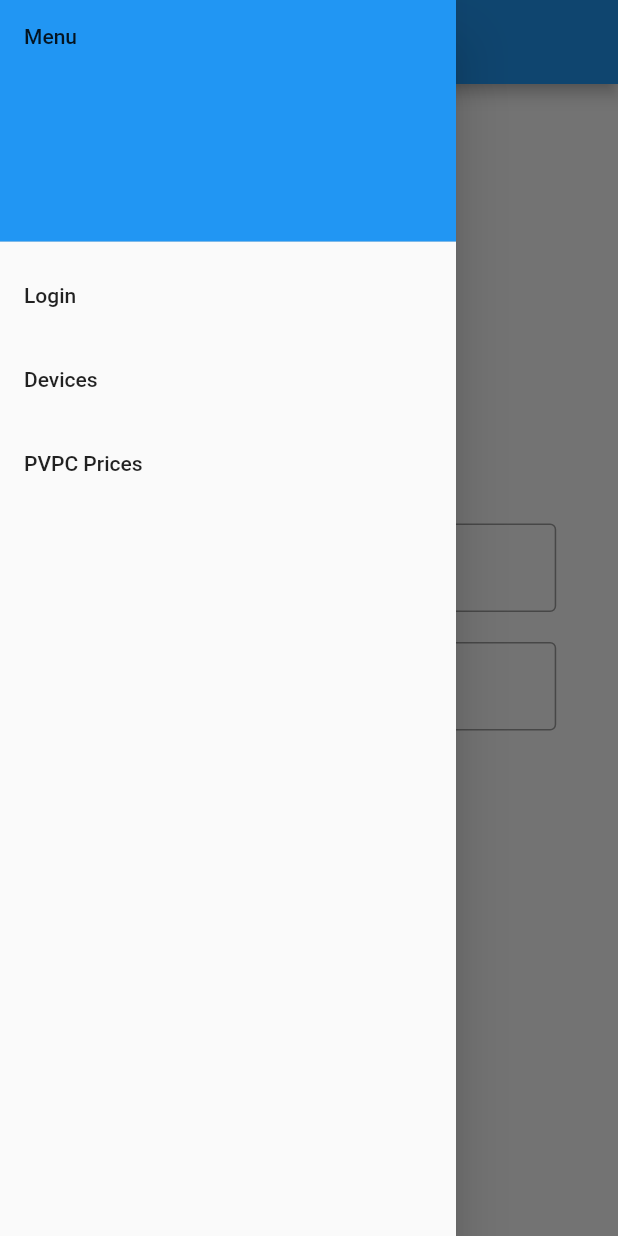
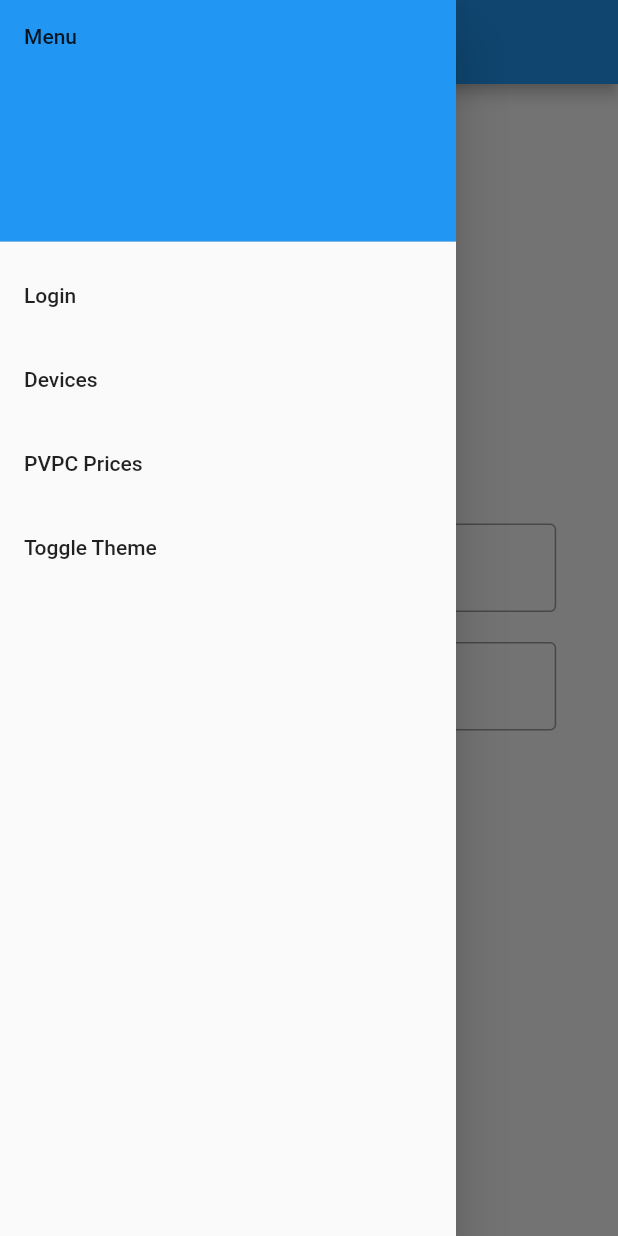
Before and after one commit to crashbit666/pvpccheap_android, a Flutter app: the screen it shows after launch, with the side drawer open, on a phone screen of 412 x 824 dp. Run offline on Flutter 3.47's test engine with Material 2 defaults, Android fonts, the phone set to English and light mode, and no system bars; our stand-ins replace shared_preferences.

Commit message:
Modify list of electric price per hour Add dark/light theme to flutter app

```diff
--- a/lib/main.dart
+++ b/lib/main.dart
@@ -8,20 +8,46 @@ void main() {
   runApp(const MyApp());
 }
 
-class MyApp extends StatelessWidget {
+class MyApp extends StatefulWidget {
   const MyApp({Key? key}) : super(key: key);
 
   @override
+  _MyAppState createState() => _MyAppState();
+}
+
+class _MyAppState extends State<MyApp> {
+  ThemeMode _themeMode = ThemeMode.light;
+
+  void toggleTheme() {
+    setState(() {
+      if (_themeMode == ThemeMode.light) {
+        _themeMode = ThemeMode.dark;
+      } else {
+        _themeMode = ThemeMode.light;
+      }
+    });
+  }
+
+  @override
   Widget build(BuildContext context) {
-    return const MaterialApp(
+    return MaterialApp(
       title: 'PVPC Cheap',
-      home: MainScreen(),
+      theme: ThemeData(
+        primarySwatch: Colors.blue,
+        brightness: Brightness.light,
+      ),
+      darkTheme: ThemeData(
+        brightness: Brightness.dark,
+      ),
+      themeMode: _themeMode,
+      home: MainScreen(toggleTheme: toggleTheme),
     );
   }
 }
 
 class MainScreen extends StatefulWidget {
-  const MainScreen({super.key});
+  final VoidCallback toggleTheme;
+  const MainScreen({required this.toggleTheme, Key? key}) : super(key: key);
 
   @override
   MainScreenState createState() => MainScreenState();
@@ -128,6 +154,13 @@ class MainScreenState extends State<MainScreen> {
                       Navigator.pop(context);
                     },
                   ),
+                  ListTile(
+                    title: const Text('Toggle Theme'),
+                    onTap: () {
+                      widget.toggleTheme();
+                      Navigator.pop(context);
+                    },
+                  ),
                 ],
               ),
             ),
@@ -149,7 +182,6 @@ class MainScreenState extends State<MainScreen> {
           ],
         ),
       ),
-
       body: _getDrawerItemWidget(_selectedIndex),
     );
   }
--- a/lib/sleep_hour_bar.dart
+++ b/lib/sleep_hour_bar.dart
@@ -18,13 +18,13 @@ class SleepHourBar extends StatelessWidget {
         final isActive = sleepHours.any((sh) => sh.hour == index);
         return Expanded(
           child: Container(
-            height: 40, // Aumenté la altura para hacer espacio para el texto
+            height: 40,
             color: isActive ? activeColor : Colors.grey,
             child: Center(
               child: Text(
                 '$index',
                 style: TextStyle(
-                  color: isActive ? Colors.white : Colors.black, // color del texto dependiendo de si la barra está activa o no
+                  color: isActive ? Colors.white : Colors.black, // Text color change depending if hour is active
                 ),
               ),
             ),
```
Also changed, not shown: lib/electricity_price_screen.dart (+35 -5 lines).
